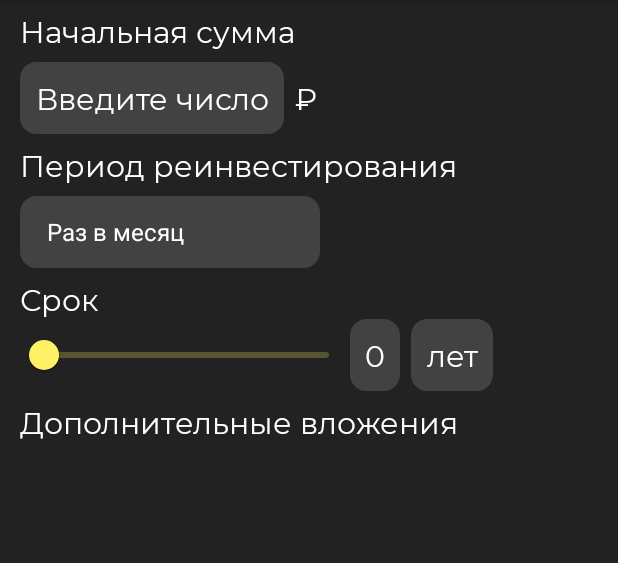
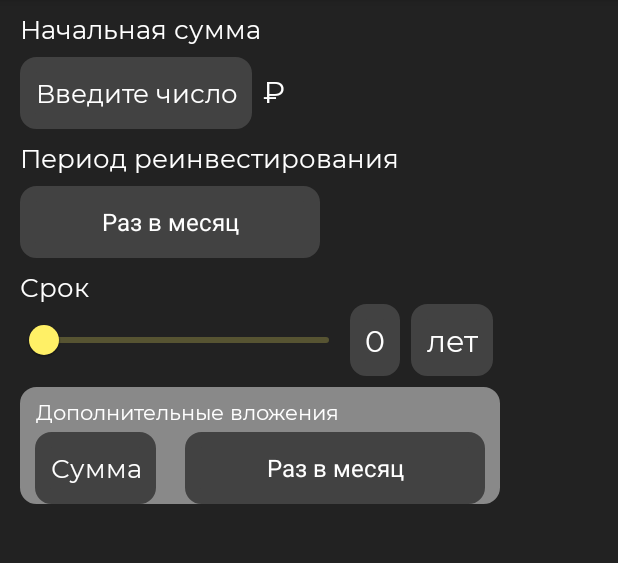
Before and after one commit to MironBano/MoneyMeter, an Android app: the CompoundInterest screen opened directly, with no data from a screen before it, on a phone screen of 412 x 824 dp, the part 84-647 px from its top. Run offline under Robolectric (Android 15) with nearby library versions, the phone set to English and light mode, and no system bars.

Commit message:
war crime

```diff
--- /dev/null
+++ b/app/src/main/res/drawable/additional_attachments_form.xml
@@ -0,0 +1,17 @@
+<?xml version="1.0" encoding="utf-8"?>
+<shape
+    xmlns:android="http://schemas.android.com/apk/res/android"
+    android:shape="rectangle">
+    <padding
+        android:left="10dp"
+        android:right="10dp" />
+    <solid android:color="@color/bright_grey"/>
+    <stroke
+        android:width="10dp"
+        android:color="@color/bright_grey"/>
+    <corners
+        android:bottomRightRadius="6dp"
+        android:bottomLeftRadius="6dp"
+        android:topLeftRadius="6dp"
+        android:topRightRadius="6dp"/>
+</shape>
--- a/app/src/main/res/layout/compoundinterest.xml
+++ b/app/src/main/res/layout/compoundinterest.xml
@@ -48,7 +48,7 @@
                     android:importantForAutofill="no"
                     android:hint="@string/initialAmountHint"
                     android:textColorHint="@color/white"
-                    android:textSize="20sp"
+                    android:textSize="17sp"
                     android:cursorVisible="false"
                     android:imeOptions="actionDone"
                     android:inputType="number"
@@ -77,8 +77,8 @@
                 android:layout_marginTop="7dp"
                 android:layout_width="200dp"
                 android:layout_height="48dp"
+                android:textAlignment="center"
                 android:entries="@array/reinvestmentPeriodArray"
-
                 />
 
             <TextView
@@ -97,7 +97,7 @@
                     android:layout_width="220dp"
                     android:layout_height="match_parent"
                     android:valueFrom="1"
-                    android:valueTo="50"
+                    android:valueTo="30"
                     app:labelBehavior="gone"
                     app:haloColor="@color/transparent"
                     />
@@ -110,8 +110,8 @@
                     android:textSize="20sp"
                     android:text="0"
                     style="@style/TextSecondary"
+                    />
 
-                    />
                 <TextView
                     android:background="@drawable/edittext_form"
                     android:layout_marginStart="7dp"
@@ -119,17 +119,53 @@
                     android:layout_height="match_parent"
                     android:textSize="20sp"
                     android:text="лет"
+                    style="@style/TextSecondary" />
+            </LinearLayout>
+
+            <FrameLayout
+                android:layout_marginTop="7dp"
+                android:layout_marginEnd="13dp"
+                android:layout_width="wrap_content"
+                android:layout_height="wrap_content"
+                android:background="@drawable/additional_attachments_form">
+
+                <TextView
+                    android:layout_marginTop="7dp"
+                    android:layout_width="wrap_content"
+                    android:layout_height="wrap_content"
+                    android:text="@string/additionalAttachments"
                     style="@style/TextSecondary"
                     />
 
-        </LinearLayout>
-        <TextView
-            android:layout_marginTop="7dp"
-            android:text="@string/additionalAttachments"
-            style="@style/TextPrimary"
+                <EditText
+                    android:layout_marginTop="30dp"
+                    android:layout_width="wrap_content"
+                    android:layout_height="48dp"
+
+                    android:background="@drawable/edittext_form"
+                    android:importantForAutofill="no"
+                    android:hint="@string/AmountHint"
+                    android:textColorHint="@color/white"
+                    android:textSize="17sp"
+                    android:cursorVisible="false"
+                    android:imeOptions="actionDone"
+                    android:inputType="number"
+                    android:maxLength="8"
+                    style="@style/TextSecondary"
+                    />
+
+                <Spinner
+                    android:background="@drawable/edittext_form"
+                    android:layout_marginTop="30dp"
+                    android:layout_marginStart="100dp"
+                    android:layout_width="200dp"
+                    android:layout_height="48dp"
+                    android:textAlignment="center"
+                    android:entries="@array/reinvestmentPeriodArray"
                     />
 
 
+            </FrameLayout>
 
 
         </LinearLayout>
--- a/app/src/main/res/values/colors.xml
+++ b/app/src/main/res/values/colors.xml
@@ -10,5 +10,6 @@
     <color name="yellow">#FFF066</color>
     <color name="dark_grey">#222222</color>
     <color name="light_grey">#424242</color>
+    <color name="bright_grey">#898989</color>
     <color name="transparent">@android:color/transparent</color>
 </resources>
--- a/app/src/main/res/values/strings.xml
+++ b/app/src/main/res/values/strings.xml
@@ -2,6 +2,7 @@
     <string name="app_name">MoneyMeter</string>
     <string name="CIButton">Compound Interest</string>
     <string name="initialAmount">Начальная сумма</string>
+    <string name="AmountHint">Сумма</string>
     <string name="initialAmountHint">Введите число</string>
     <string name="reinvestmentPeriod">Период реинвестирования</string>
     <string-array name="reinvestmentPeriodArray">
@@ -13,4 +14,5 @@
     </string-array>
     <string name="additionalAttachments">Дополнительные вложения</string>
     <string name="term">Срок</string>
+    <string name="cross">×</string>
 </resources>
--- a/app/src/main/res/values/themes.xml
+++ b/app/src/main/res/values/themes.xml
@@ -37,7 +37,7 @@
         <item name="android:layout_width">wrap_content</item>
         <item name="android:layout_height">wrap_content</item>
         <item name="android:textColor">@color/white</item>
-        <item name="android:textSize">20sp</item>
+        <item name="android:textSize">17sp</item>
         <item name="android:fontFamily">@font/montserrat_regular</item>
     </style>
 
```
Also changed, not shown: app/src/main/res/layout/compoundinteresttest.xml (added, +95 -0 lines). Lines whose indentation alone changed are shown as unchanged.
